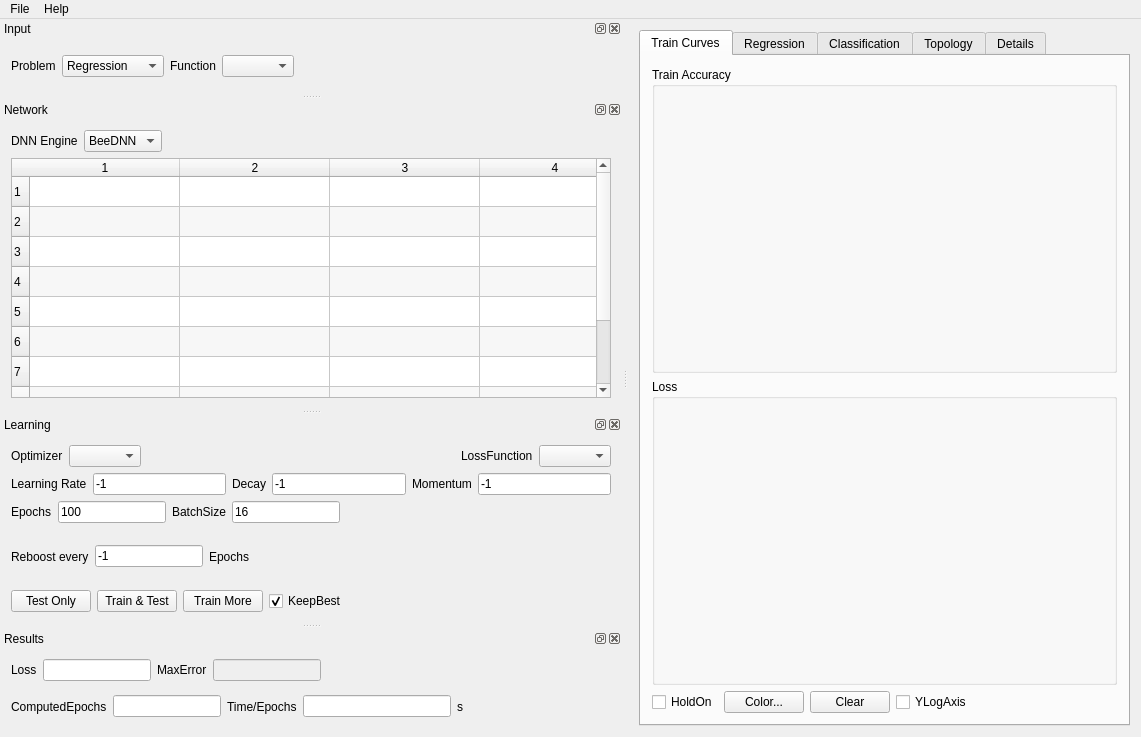
Qt form src/DNNLab/mainwindow.ui (edeforas/BeeDNN) before a commit.
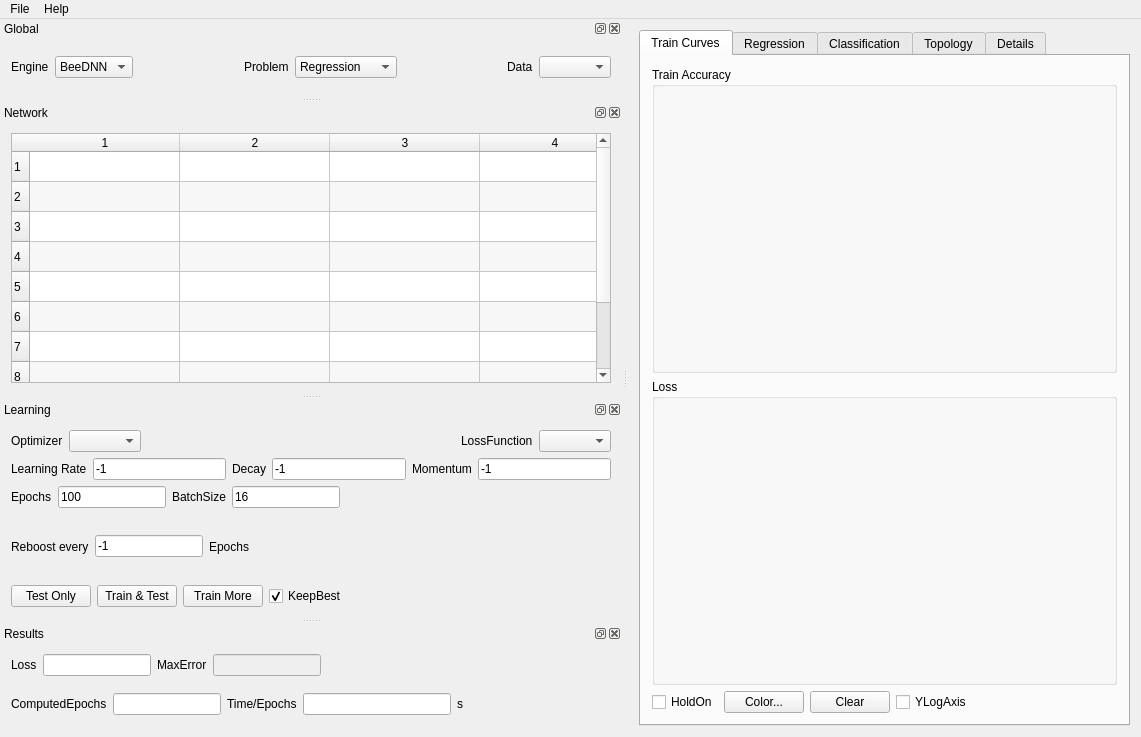
The same form after that commit.

Patch:
```diff
--- a/src/DNNLab/mainwindow.ui
+++ b/src/DNNLab/mainwindow.ui
@@ -282,7 +282,7 @@
   </widget>
   <widget class="QDockWidget" name="dockWidget_7">
    <property name="windowTitle">
-    <string>Input</string>
+    <string>Global</string>
    </property>
    <attribute name="dockWidgetArea">
     <number>1</number>
@@ -291,6 +291,35 @@
     <layout class="QVBoxLayout" name="verticalLayout">
      <item>
       <layout class="QHBoxLayout" name="horizontalLayout_9">
+       <item>
+        <widget class="QLabel" name="label_22">
+         <property name="text">
+          <string>Engine</string>
+         </property>
+        </widget>
+       </item>
+       <item>
+        <widget class="QComboBox" name="cbEngine">
+         <item>
+          <property name="text">
+           <string>BeeDNN</string>
+          </property>
+         </item>
+        </widget>
+       </item>
+       <item>
+        <spacer name="horizontalSpacer">
+         <property name="orientation">
+          <enum>Qt::Horizontal</enum>
+         </property>
+         <property name="sizeHint" stdset="0">
+          <size>
+           <width>40</width>
+           <height>20</height>
+          </size>
+         </property>
+        </spacer>
+       </item>
        <item>
         <widget class="QLabel" name="label_16">
          <property name="text">
@@ -312,28 +341,35 @@
          </item>
         </widget>
        </item>
+       <item>
+        <spacer name="horizontalSpacer_3">
+         <property name="orientation">
+          <enum>Qt::Horizontal</enum>
+         </property>
+         <property name="sizeHint" stdset="0">
+          <size>
+           <width>40</width>
+           <height>20</height>
+          </size>
+         </property>
+        </spacer>
+       </item>
        <item>
         <widget class="QLabel" name="label_6">
          <property name="text">
-          <string>Function</string>
+          <string>Data</string>
          </property>
         </widget>
        </item>
        <item>
-        <widget class="QComboBox" name="cbFunction"/>
-       </item>
-       <item>
-        <spacer name="horizontalSpacer_4">
-         <property name="orientation">
-          <enum>Qt::Horizontal</enum>
+        <widget class="QComboBox" name="cbFunction">
+         <property name="sizeAdjustPolicy">
+          <enum>QComboBox::AdjustToContentsOnFirstShow</enum>
          </property>
-         <property name="sizeHint" stdset="0">
-          <size>
-           <width>40</width>
-           <height>20</height>
-          </size>
+         <property name="frame">
+          <bool>true</bool>
          </property>
-        </spacer>
+        </widget>
        </item>
       </layout>
      </item>
@@ -355,39 +391,6 @@
    </attribute>
    <widget class="QWidget" name="dockWidgetContents">
     <layout class="QVBoxLayout" name="verticalLayout_4">
-     <item>
-      <layout class="QHBoxLayout" name="horizontalLayout_13">
-       <item>
-        <widget class="QLabel" name="label_22">
-         <property name="text">
-          <string>DNN Engine</string>
-         </property>
-        </widget>
-       </item>
-       <item>
-        <widget class="QComboBox" name="cbEngine">
-         <item>
-          <property name="text">
-           <string>BeeDNN</string>
-          </property>
-         </item>
-        </widget>
-       </item>
-       <item>
-        <spacer name="horizontalSpacer">
-         <property name="orientation">
-          <enum>Qt::Horizontal</enum>
-         </property>
-         <property name="sizeHint" stdset="0">
-          <size>
-           <width>40</width>
-           <height>20</height>
-          </size>
-         </property>
-        </spacer>
-       </item>
-      </layout>
-     </item>
      <item>
       <widget class="QTableWidget" name="twNetwork">
        <property name="sizePolicy">
```
Left out of the diff: 2 changed lines with no effect on the pictures.
